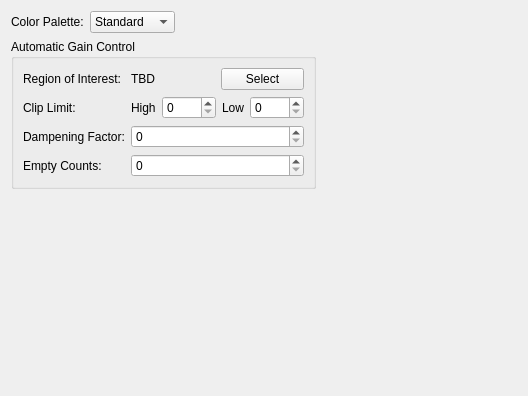
Above: src/brickv/plugin_system/plugins/thermal_imaging/ui/thermal_imaging.ui from Tinkerforge/brickv before the change. Below: the same form after it.
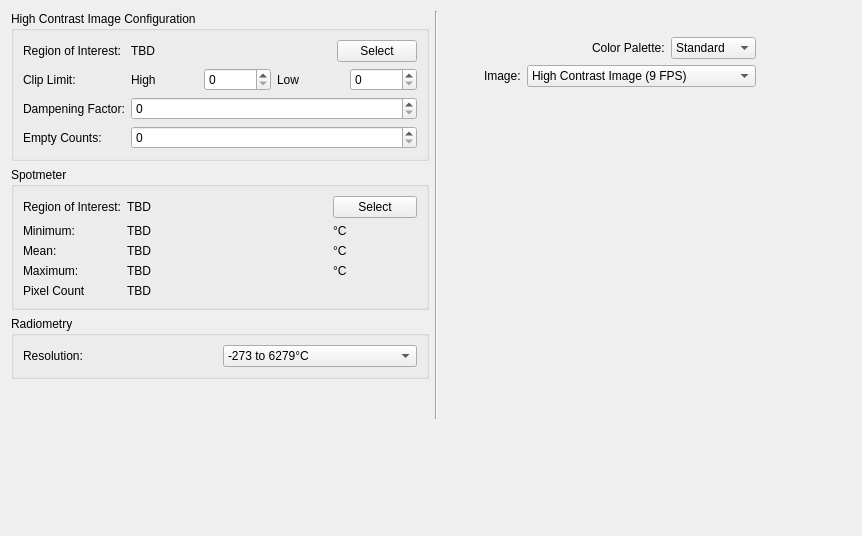
That is the form after the change.

Commit message: Implement current API of Thermal Imagaing Bricklet in plugin

```diff
--- a/src/brickv/plugin_system/plugins/thermal_imaging/ui/thermal_imaging.ui
+++ b/src/brickv/plugin_system/plugins/thermal_imaging/ui/thermal_imaging.ui
@@ -6,8 +6,8 @@
    <rect>
     <x>0</x>
     <y>0</y>
-    <width>528</width>
-    <height>396</height>
+    <width>862</width>
+    <height>536</height>
    </rect>
   </property>
   <property name="windowTitle">
@@ -17,94 +17,51 @@
    <item>
     <layout class="QVBoxLayout" name="main_vertical_layout">
      <item>
-      <layout class="QHBoxLayout" name="horizontalLayout">
-       <item>
-        <widget class="QLabel" name="label">
-         <property name="text">
-          <string>Color Palette:</string>
-         </property>
-        </widget>
-       </item>
-       <item>
-        <widget class="QComboBox" name="color_palette_box">
-         <item>
-          <property name="text">
-           <string>Standard</string>
-          </property>
-         </item>
-         <item>
-          <property name="text">
-           <string>Greyscale</string>
-          </property>
-         </item>
-         <item>
-          <property name="text">
-           <string>Hot Cold</string>
-          </property>
-         </item>
-        </widget>
-       </item>
-       <item>
-        <spacer name="horizontalSpacer_2">
-         <property name="orientation">
-          <enum>Qt::Horizontal</enum>
-         </property>
-         <property name="sizeHint" stdset="0">
-          <size>
-           <width>40</width>
-           <height>20</height>
-          </size>
-         </property>
-        </spacer>
-       </item>
-      </layout>
-     </item>
-     <item>
-      <layout class="QHBoxLayout" name="thermal_image_layout">
+      <layout class="QHBoxLayout" name="thermal_image_layout_outer">
        <item>
         <layout class="QVBoxLayout" name="verticalLayout">
          <item>
           <widget class="QGroupBox" name="groupBox">
            <property name="title">
-            <string>Automatic Gain Control</string>
+            <string>High Contrast Image Configuration</string>
            </property>
            <layout class="QGridLayout" name="gridLayout">
-            <item row="0" column="0">
+            <item row="1" column="0">
              <widget class="QLabel" name="label_2">
               <property name="text">
                <string>Region of Interest:</string>
               </property>
              </widget>
             </item>
-            <item row="1" column="0">
+            <item row="2" column="0">
              <widget class="QLabel" name="label_4">
               <property name="text">
                <string>Clip Limit:</string>
               </property>
              </widget>
             </item>
-            <item row="3" column="0">
+            <item row="4" column="0">
              <widget class="QLabel" name="label_5">
               <property name="text">
                <string>Empty Counts:</string>
               </property>
              </widget>
             </item>
-            <item row="2" column="0">
+            <item row="3" column="0">
              <widget class="QLabel" name="label_3">
               <property name="text">
                <string>Dampening Factor:</string>
               </property>
              </widget>
             </item>
-            <item row="3" column="1">
+            <item row="4" column="1">
              <widget class="QSpinBox" name="agc_empty_counts_spin">
               <property name="maximum">
                <number>16383</number>
               </property>
              </widget>
             </item>
-            <item row="1" column="1">
+            <item row="2" column="1">
              <layout class="QHBoxLayout" name="horizontalLayout_2">
               <item>
                <widget class="QLabel" name="label_6">
@@ -136,17 +93,23 @@
               </item>
              </layout>
             </item>
-            <item row="2" column="1">
+            <item row="3" column="1">
              <widget class="QSpinBox" name="agc_dampening_factor_spin">
               <property name="maximum">
                <number>256</number>
               </property>
              </widget>
             </item>
-            <item row="0" column="1">
+            <item row="1" column="1">
              <layout class="QHBoxLayout" name="horizontalLayout_3">
               <item>
                <widget class="QLabel" name="agc_roi_label">
+                <property name="minimumSize">
+                 <size>
+                  <width>200</width>
+                  <height>0</height>
+                 </size>
+                </property>
                 <property name="text">
                  <string>TBD</string>
                 </property>
@@ -169,6 +132,288 @@
             </item>
            </layout>
           </widget>
+         </item>
+         <item>
+          <widget class="QGroupBox" name="groupBox_2">
+           <property name="title">
+            <string>Spotmeter</string>
+           </property>
+           <layout class="QGridLayout" name="gridLayout_2">
+            <item row="1" column="0">
+             <widget class="QLabel" name="label_13">
+              <property name="text">
+               <string>Minimum:</string>
+              </property>
+             </widget>
+            </item>
+            <item row="3" column="2">
+             <widget class="QLabel" name="label_20">
+              <property name="text">
+               <string>°C</string>
+              </property>
+             </widget>
+            </item>
+            <item row="3" column="1">
+             <widget class="QLabel" name="spotmeter_maximum_label">
+              <property name="text">
+               <string>TBD</string>
+              </property>
+             </widget>
+            </item>
+            <item row="1" column="1">
+             <widget class="QLabel" name="spotmeter_minimum_label">
+              <property name="text">
+               <string>TBD</string>
+              </property>
+             </widget>
+            </item>
+            <item row="7" column="1">
+             <widget class="QLabel" name="spotmeter_pixel_count_label">
+              <property name="text">
+               <string>TBD</string>
+              </property>
+             </widget>
+            </item>
+            <item row="0" column="0">
+             <widget class="QLabel" name="label_8">
+              <property name="text">
+               <string>Region of Interest:</string>
+              </property>
+             </widget>
+            </item>
+            <item row="1" column="2">
+             <widget class="QLabel" name="label_19">
+              <property name="text">
+               <string>°C</string>
+              </property>
+             </widget>
+            </item>
+            <item row="0" column="1">
+             <widget class="QLabel" name="spotmeter_roi_label">
+              <property name="minimumSize">
+               <size>
+                <width>200</width>
+                <height>0</height>
+               </size>
+              </property>
+              <property name="text">
+               <string>TBD</string>
+              </property>
+             </widget>
+            </item>
+            <item row="0" column="2">
+             <widget class="QPushButton" name="spotmeter_roi_button">
+              <property name="text">
+               <string>Select</string>
+              </property>
+              <property name="checkable">
+               <bool>true</bool>
+              </property>
+             </widget>
+            </item>
+            <item row="7" column="0">
+             <widget class="QLabel" name="label_14">
+              <property name="text">
+               <string>Pixel Count</string>
+              </property>
+             </widget>
+            </item>
+            <item row="3" column="0">
+             <widget class="QLabel" name="label_12">
+              <property name="text">
+               <string>Maximum:</string>
+              </property>
+             </widget>
+            </item>
+            <item row="2" column="0">
+             <widget class="QLabel" name="label_11">
+              <property name="text">
+               <string>Mean:</string>
+              </property>
+             </widget>
+            </item>
+            <item row="2" column="1">
+             <widget class="QLabel" name="spotmeter_mean_label">
+              <property name="text">
+               <string>TBD</string>
+              </property>
+             </widget>
+            </item>
+            <item row="2" column="2">
+             <widget class="QLabel" name="label_21">
+              <property name="text">
+               <string>°C</string>
+              </property>
+             </widget>
+            </item>
+           </layout>
+          </widget>
+         </item>
+         <item>
+          <widget class="QGroupBox" name="groupBox_3">
+           <property name="title">
+            <string>Radiometry</string>
+           </property>
+           <layout class="QGridLayout" name="gridLayout_3">
+            <item row="0" column="0">
+             <widget class="QLabel" name="label_10">
+              <property name="text">
+               <string>Resolution:</string>
+              </property>
+             </widget>
+            </item>
+            <item row="0" column="1">
+             <widget class="QComboBox" name="resolution_box">
+              <item>
+               <property name="text">
+                <string>-273 to 6279°C</string>
+               </property>
+              </item>
+              <item>
+               <property name="text">
+                <string>-273 to 381°C</string>
+               </property>
+              </item>
+             </widget>
+            </item>
+           </layout>
+          </widget>
+         </item>
+         <item>
+          <spacer name="verticalSpacer_3">
+           <property name="orientation">
+            <enum>Qt::Vertical</enum>
+           </property>
+           <property name="sizeHint" stdset="0">
+            <size>
+             <width>20</width>
+             <height>40</height>
+            </size>
+           </property>
+          </spacer>
+         </item>
+        </layout>
+       </item>
+       <item>
+        <widget class="Line" name="line">
+         <property name="orientation">
+          <enum>Qt::Vertical</enum>
+         </property>
+        </widget>
+       </item>
+       <item>
+        <layout class="QVBoxLayout" name="thermal_image_layout">
+         <item>
+          <layout class="QHBoxLayout" name="horizontalLayout_5">
+           <item>
+            <widget class="QLabel" name="temperature_min">
+             <property name="text">
+              <string/>
+             </property>
+            </widget>
+           </item>
+           <item>
+            <spacer name="horizontalSpacer_4">
+             <property name="orientation">
+              <enum>Qt::Horizontal</enum>
+             </property>
+             <property name="sizeHint" stdset="0">
+              <size>
+               <width>40</width>
+               <height>20</height>
+              </size>
+             </property>
+            </spacer>
+           </item>
+           <item>
+            <widget class="QLabel" name="temperature_max">
+             <property name="text">
+              <string/>
+             </property>
+            </widget>
+           </item>
+          </layout>
+         </item>
+         <item>
+          <layout class="QHBoxLayout" name="horizontalLayout">
+           <item>
+            <spacer name="horizontalSpacer_2">
+             <property name="orientation">
+              <enum>Qt::Horizontal</enum>
+             </property>
+             <property name="sizeHint" stdset="0">
+              <size>
+               <width>40</width>
+               <height>20</height>
+              </size>
+             </property>
+            </spacer>
+           </item>
+           <item>
+            <widget class="QLabel" name="label">
+             <property name="text">
+              <string>Color Palette:</string>
+             </property>
+            </widget>
+           </item>
+           <item>
+            <widget class="QComboBox" name="color_palette_box">
+             <item>
+              <property name="text">
+               <string>Standard</string>
+              </property>
+             </item>
+             <item>
+              <property name="text">
+               <string>Greyscale</string>
+              </property>
+             </item>
+             <item>
+              <property name="text">
+               <string>Hot Cold</string>
+              </property>
+             </item>
+            </widget>
+           </item>
+          </layout>
+         </item>
+         <item>
+          <layout class="QHBoxLayout" name="horizontalLayout_4">
+           <item>
+            <spacer name="horizontalSpacer">
+             <property name="orientation">
+              <enum>Qt::Horizontal</enum>
+             </property>
+             <property name="sizeHint" stdset="0">
+              <size>
+               <width>40</width>
+               <height>20</height>
+              </size>
+             </property>
+            </spacer>
+           </item>
+           <item>
+            <widget class="QLabel" name="label_9">
+             <property name="text">
+              <string>Image:</string>
+             </property>
+            </widget>
+           </item>
+           <item>
+            <widget class="QComboBox" name="image_combo">
+             <item>
+              <property name="text">
+               <string>High Contrast Image (9 FPS)</string>
+              </property>
+             </item>
+             <item>
+              <property name="text">
+               <string>Linear Temperature Image (4.5 FPS)</string>
+              </property>
+             </item>
+            </widget>
+           </item>
+          </layout>
          </item>
          <item>
           <spacer name="verticalSpacer">
```
Left out of the diff: 2 changed lines with no effect on the pictures. The commit also changes 2 other files.
